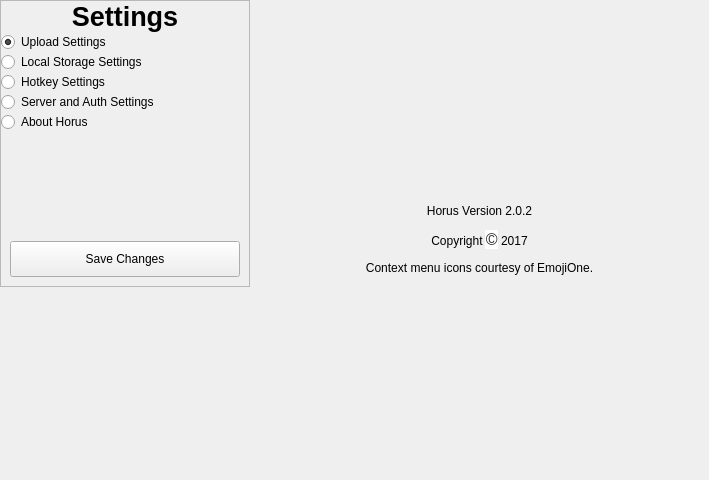
Before: the Qt Designer form editsettingswindow.ui in nickdonnelly/horus, drawn with Qt 5.
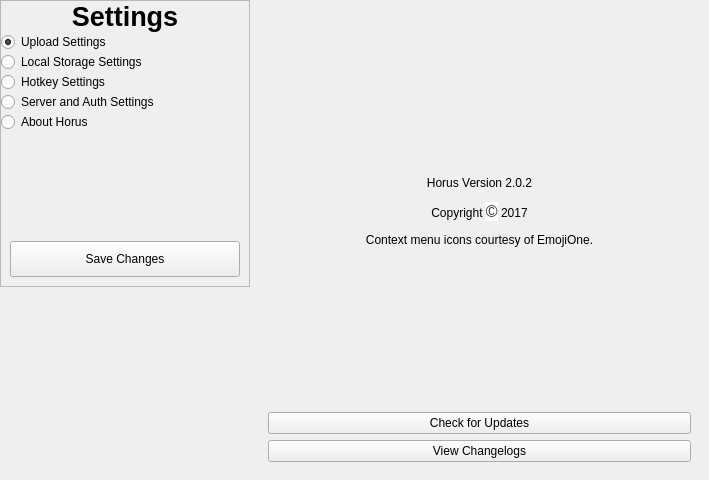
After: the same form once the commit is applied. The open tabs and pages were chosen to show the change.

Commit message: Added settings buttons to the about page to check for updates and show the cahngelogs.

```diff
--- a/editsettingswindow.ui
+++ b/editsettingswindow.ui
@@ -1210,7 +1210,7 @@
             <property name="frameShadow">
              <enum>QFrame::Raised</enum>
             </property>
-            <layout class="QHBoxLayout" name="horizontalLayout_5">
+            <layout class="QVBoxLayout" name="verticalLayout_21">
              <item>
               <widget class="QLabel" name="lblAbout">
                <property name="text">
@@ -1218,6 +1218,20 @@
                </property>
               </widget>
              </item>
+             <item>
+              <widget class="QPushButton" name="btnUpdates">
+               <property name="text">
+                <string>Check for Updates</string>
+               </property>
+              </widget>
+             </item>
+             <item>
+              <widget class="QPushButton" name="btnChangelogs">
+               <property name="text">
+                <string>View Changelogs</string>
+               </property>
+              </widget>
+             </item>
             </layout>
            </widget>
           </item>
```
Left out of the diff: 2 changed lines with no effect on the pictures. The commit also changes 3 other files.
